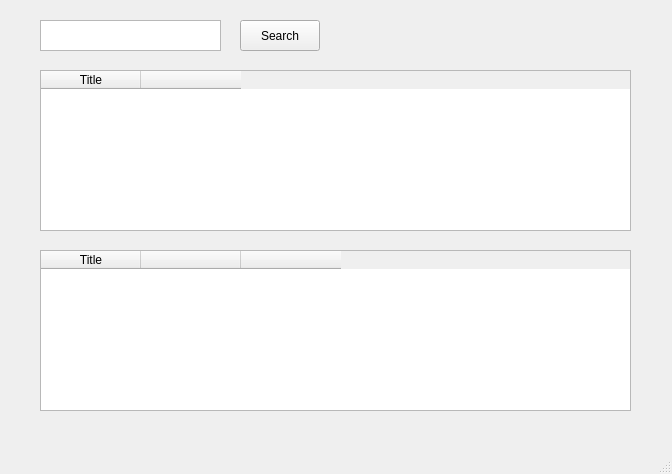
The window that mainwindow.ui (enzonakamura/spotify-playlist) describes before a commit, drawn with Qt 5.
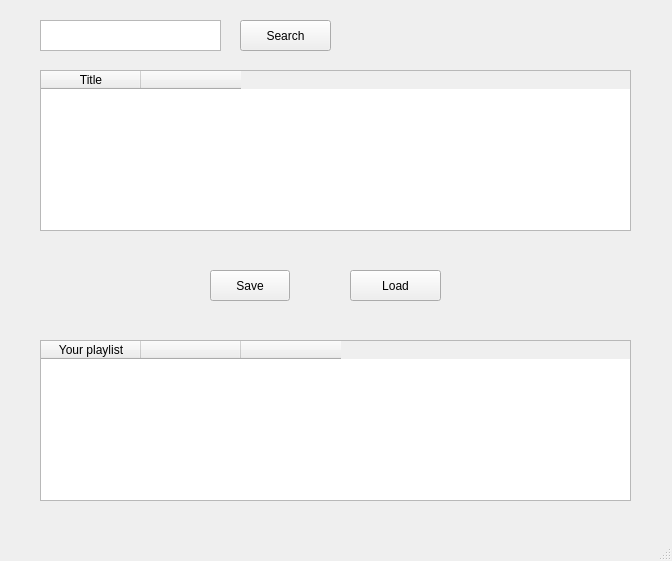
The same window after the commit.

Patch:
```diff
--- a/mainwindow.ui
+++ b/mainwindow.ui
@@ -7,7 +7,7 @@
     <x>0</x>
     <y>0</y>
     <width>672</width>
-    <height>474</height>
+    <height>561</height>
    </rect>
   </property>
   <property name="windowTitle">
@@ -19,7 +19,7 @@
      <rect>
       <x>240</x>
       <y>20</y>
-      <width>80</width>
+      <width>91</width>
       <height>31</height>
      </rect>
     </property>
@@ -61,14 +61,14 @@
     <property name="geometry">
      <rect>
       <x>40</x>
-      <y>250</y>
+      <y>340</y>
       <width>591</width>
       <height>161</height>
      </rect>
     </property>
     <column>
      <property name="text">
-      <string>Title</string>
+      <string>Your playlist</string>
      </property>
     </column>
     <column>
@@ -82,6 +82,38 @@
      </property>
     </column>
    </widget>
+   <widget class="QPushButton" name="loadButton">
+    <property name="geometry">
+     <rect>
+      <x>350</x>
+      <y>270</y>
+      <width>91</width>
+      <height>31</height>
+     </rect>
+    </property>
+    <property name="toolTip">
+     <string>Load a playlist</string>
+    </property>
+    <property name="text">
+     <string>Load</string>
+    </property>
+   </widget>
+   <widget class="QPushButton" name="saveButton">
+    <property name="geometry">
+     <rect>
+      <x>210</x>
+      <y>270</y>
+      <width>80</width>
+      <height>31</height>
+     </rect>
+    </property>
+    <property name="toolTip">
+     <string>Save current playlist</string>
+    </property>
+    <property name="text">
+     <string>Save</string>
+    </property>
+   </widget>
   </widget>
   <widget class="QMenuBar" name="menubar">
    <property name="geometry">
```
